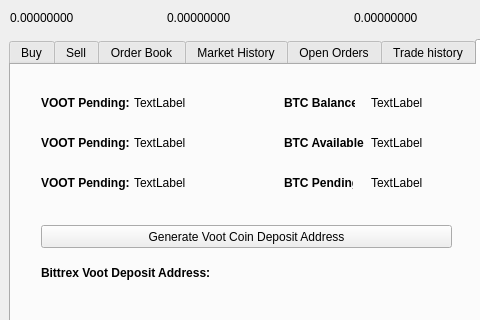
Above: src/qt/forms/tradingdialog.ui from DrSnAzZy/VootCoin before the change; both pictures show x 0 to 480 and y 0 to 320 of the 850 by 484 pixel window. Below: the same form after it.
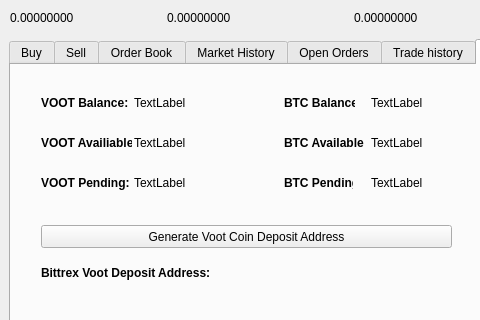
That is the form after the change. The open tabs and pages were chosen to show the change.

```diff
--- a/src/qt/forms/tradingdialog.ui
+++ b/src/qt/forms/tradingdialog.ui
@@ -2562,7 +2562,7 @@
       </font>
      </property>
      <property name="text">
-      <string>VOOT Pending: </string>
+      <string>VOOT Balance: </string>
      </property>
     </widget>
     <widget class="QLabel" name="label_12">
@@ -2613,7 +2613,7 @@
       </font>
      </property>
      <property name="text">
-      <string>VOOT Pending: </string>
+      <string>VOOT Availiable: </string>
      </property>
     </widget>
     <widget class="QLabel" name="label_14">
```
Left out of the diff: 2 changed lines with no effect on the pictures.
